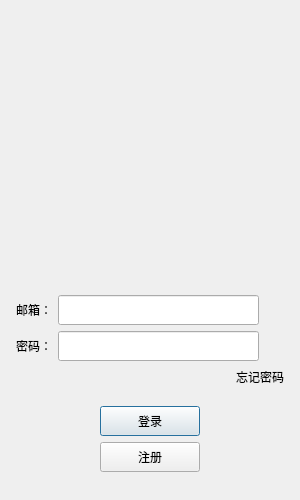
yinghaoyu/chat, file Client/llfcchat/logindialog.ui: the form before one commit.
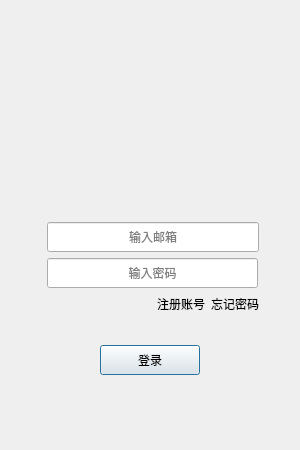
The form after the commit. Custom widgets are drawn as their Qt base class.

```diff
--- a/Client/llfcchat/logindialog.ui
+++ b/Client/llfcchat/logindialog.ui
@@ -7,19 +7,19 @@
     <x>0</x>
     <y>0</y>
     <width>300</width>
-    <height>500</height>
+    <height>450</height>
    </rect>
   </property>
   <property name="minimumSize">
    <size>
     <width>300</width>
-    <height>500</height>
+    <height>450</height>
    </size>
   </property>
   <property name="maximumSize">
    <size>
     <width>300</width>
-    <height>500</height>
+    <height>450</height>
    </size>
   </property>
   <property name="windowTitle">
@@ -40,34 +40,12 @@
      <property name="bottomMargin">
       <number>5</number>
      </property>
-     <item>
-      <widget class="QLabel" name="err_tip">
-       <property name="minimumSize">
-        <size>
-         <width>0</width>
-         <height>25</height>
-        </size>
-       </property>
-       <property name="maximumSize">
-        <size>
-         <width>16777215</width>
-         <height>25</height>
-        </size>
-       </property>
-       <property name="text">
-        <string/>
-       </property>
-       <property name="alignment">
-        <set>Qt::AlignCenter</set>
-       </property>
-      </widget>
-     </item>
      <item>
       <widget class="QWidget" name="head_widget" native="true">
        <property name="minimumSize">
         <size>
          <width>200</width>
-         <height>230</height>
+         <height>200</height>
         </size>
        </property>
        <layout class="QGridLayout" name="gridLayout">
@@ -75,14 +53,14 @@
          <widget class="QLabel" name="head_label">
           <property name="minimumSize">
            <size>
-            <width>200</width>
-            <height>200</height>
+            <width>100</width>
+            <height>100</height>
            </size>
           </property>
           <property name="maximumSize">
            <size>
-            <width>200</width>
-            <height>200</height>
+            <width>100</width>
+            <height>100</height>
            </size>
           </property>
           <property name="text">
@@ -93,37 +71,24 @@
        </layout>
       </widget>
      </item>
-     <item>
-      <spacer name="verticalSpacer_3">
-       <property name="orientation">
-        <enum>Qt::Vertical</enum>
-       </property>
-       <property name="sizeHint" stdset="0">
-        <size>
-         <width>20</width>
-         <height>40</height>
-        </size>
-       </property>
-      </spacer>
-     </item>
      <item>
       <layout class="QHBoxLayout" name="horizontalLayout_2">
        <item>
         <widget class="QLabel" name="email_lb">
          <property name="minimumSize">
           <size>
-           <width>0</width>
+           <width>25</width>
            <height>25</height>
           </size>
          </property>
          <property name="maximumSize">
           <size>
-           <width>16777215</width>
+           <width>25</width>
            <height>25</height>
           </size>
          </property>
          <property name="text">
-          <string>邮箱：</string>
+          <string/>
          </property>
         </widget>
        </item>
@@ -141,6 +106,12 @@
            <height>30</height>
           </size>
          </property>
+         <property name="alignment">
+          <set>Qt::AlignCenter</set>
+         </property>
+         <property name="placeholderText">
+          <string>输入邮箱</string>
+         </property>
         </widget>
        </item>
        <item>
@@ -167,18 +138,18 @@
         <widget class="QLabel" name="pass_label">
          <property name="minimumSize">
           <size>
-           <width>0</width>
+           <width>25</width>
            <height>25</height>
           </size>
          </property>
          <property name="maximumSize">
           <size>
-           <width>16777215</width>
+           <width>25</width>
            <height>25</height>
           </size>
          </property>
          <property name="text">
-          <string>密码：</string>
+          <string/>
          </property>
         </widget>
        </item>
@@ -196,23 +167,32 @@
            <height>30</height>
           </size>
          </property>
+         <property name="alignment">
+          <set>Qt::AlignCenter</set>
+         </property>
+         <property name="placeholderText">
+          <string>输入密码</string>
+         </property>
         </widget>
        </item>
        <item>
-        <spacer name="horizontalSpacer_7">
-         <property name="orientation">
-          <enum>Qt::Horizontal</enum>
+        <widget class="ClickedLabel" name="pass_visible">
+         <property name="minimumSize">
+          <size>
+           <width>20</width>
+           <height>20</height>
+          </size>
          </property>
-         <property name="sizeType">
-          <enum>QSizePolicy::Fixed</enum>
-         </property>
-         <property name="sizeHint" stdset="0">
+         <property name="maximumSize">
           <size>
-           <width>25</width>
+           <width>20</width>
            <height>20</height>
           </size>
          </property>
-        </spacer>
+         <property name="text">
+          <string/>
+         </property>
+        </widget>
        </item>
       </layout>
      </item>
@@ -231,6 +211,13 @@
          </property>
         </spacer>
        </item>
+       <item>
+        <widget class="ClickedLabel" name="reg_label">
+         <property name="text">
+          <string>注册账号</string>
+         </property>
+        </widget>
+       </item>
        <item>
         <widget class="ClickedLabel" name="forget_label">
          <property name="text">
@@ -238,6 +225,22 @@
          </property>
         </widget>
        </item>
+       <item>
+        <spacer name="horizontalSpacer_7">
+         <property name="orientation">
+          <enum>Qt::Horizontal</enum>
+         </property>
+         <property name="sizeType">
+          <enum>QSizePolicy::Fixed</enum>
+         </property>
+         <property name="sizeHint" stdset="0">
+          <size>
+           <width>25</width>
+           <height>20</height>
+          </size>
+         </property>
+        </spacer>
+       </item>
       </layout>
      </item>
      <item>
@@ -248,7 +251,7 @@
        <property name="sizeHint" stdset="0">
         <size>
          <width>20</width>
-         <height>40</height>
+         <height>25</height>
         </size>
        </property>
       </spacer>
@@ -296,64 +299,21 @@
        </item>
       </layout>
      </item>
-     <item>
-      <layout class="QHBoxLayout" name="horizontalLayout_6">
-       <item>
-        <spacer name="horizontalSpacer_4">
-         <property name="orientation">
-          <enum>Qt::Horizontal</enum>
-         </property>
-         <property name="sizeHint" stdset="0">
-          <size>
-           <width>40</width>
-           <height>20</height>
-          </size>
-         </property>
-        </spacer>
-       </item>
-       <item>
-        <widget class="QPushButton" name="reg_btn">
-         <property name="minimumSize">
-          <size>
-           <width>100</width>
-           <height>30</height>
-          </size>
-         </property>
-         <property name="text">
-          <string>注册</string>
-         </property>
-        </widget>
-       </item>
-       <item>
-        <spacer name="horizontalSpacer_5">
-         <property name="orientation">
-          <enum>Qt::Horizontal</enum>
-         </property>
-         <property name="sizeHint" stdset="0">
-          <size>
-           <width>40</width>
-           <height>20</height>
-          </size>
-         </property>
-        </spacer>
-       </item>
-      </layout>
-     </item>
-     <item>
-      <spacer name="verticalSpacer">
-       <property name="orientation">
-        <enum>Qt::Vertical</enum>
-       </property>
-       <property name="sizeHint" stdset="0">
-        <size>
-         <width>20</width>
-         <height>40</height>
-        </size>
-       </property>
-      </spacer>
-     </item>
     </layout>
    </item>
+   <item>
+    <spacer name="verticalSpacer">
+     <property name="orientation">
+      <enum>Qt::Vertical</enum>
+     </property>
+     <property name="sizeHint" stdset="0">
+      <size>
+       <width>20</width>
+       <height>25</height>
+      </size>
+     </property>
+    </spacer>
+   </item>
   </layout>
  </widget>
  <customwidgets>
```
